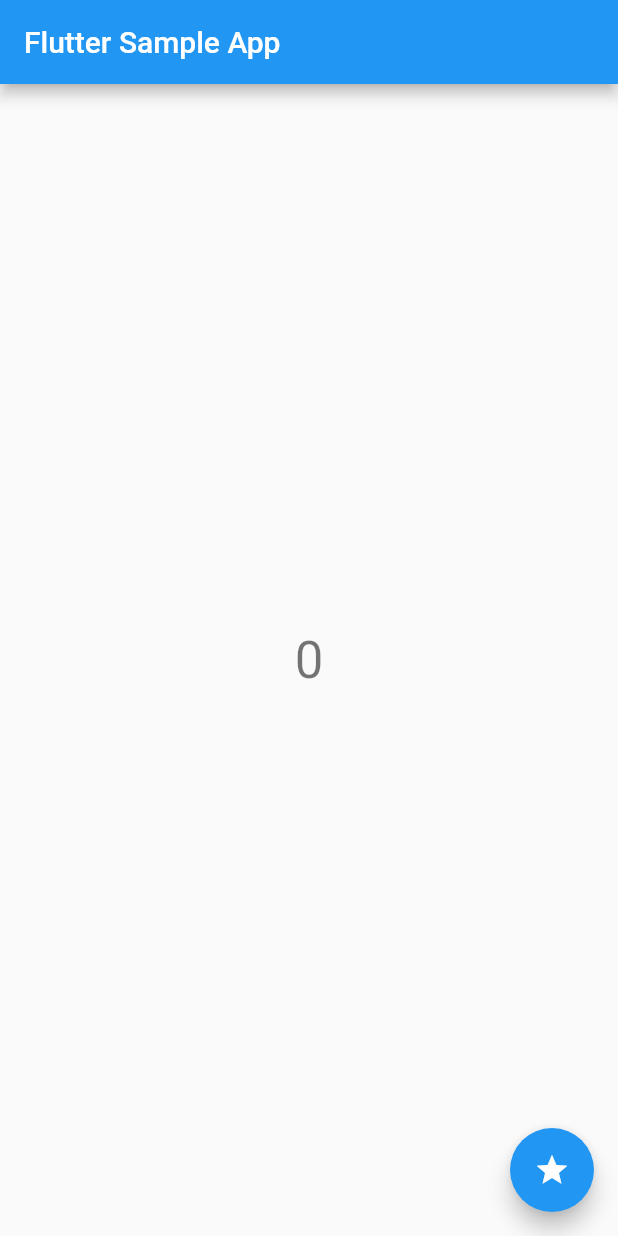
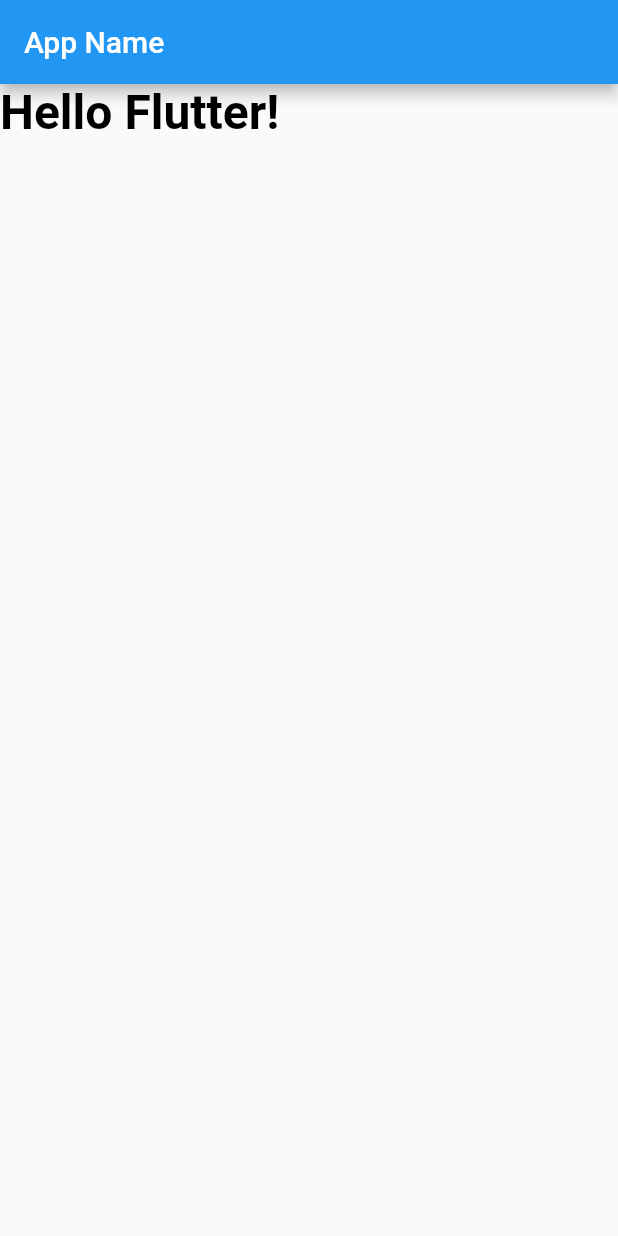
Before and after one commit to Chiharu-Hagihara/helloworld_flutter, a Flutter app: the screen it shows after launch, on a phone screen of 412 x 824 dp. Run offline on Flutter 3.47's test engine with Material 2 defaults, Android fonts, the phone set to English and light mode, and no system bars.

Commit message:
https://flutterstudio.app/ を使ってレイアウト

```diff
--- a/lib/main.dart
+++ b/lib/main.dart
@@ -1,62 +1,47 @@
 import 'package:flutter/material.dart';
 
-void main() => runApp(new MyApp());
+void main() {
+  runApp(new MyApp());
+}
+class MyApp extends StatelessWidget {
 
-class MyApp extends StatelessWidget {
   @override
   Widget build(BuildContext context) {
     return new MaterialApp(
-      title: 'Flutter Demo',
+      title: 'Generated App',
       theme: new ThemeData(
-        primarySwatch: Colors.blue
+        primarySwatch: Colors.blue,
+        primaryColor: const Color(0xFF2196f3),
+        accentColor: const Color(0xFF2196f3),
+        canvasColor: const Color(0xFFfafafa),
       ),
-      home: new MyHomePage(title: 'Flutter Sample App'),
+      home: new MyHomePage(),
     );
   }
 }
 
 class MyHomePage extends StatefulWidget {
-  MyHomePage({Key key, this.title}) : super(key: key);
-  final String title;
-
+  MyHomePage({Key key}) : super(key: key);
   @override
   _MyHomePageState createState() => new _MyHomePageState();
 }
 
 class _MyHomePageState extends State<MyHomePage> {
-  int _counter = 0;
-
-  void _incrementCounter() {
-    setState(() {
-      _counter++;
-    });
-  }
-
   @override
   Widget build(BuildContext context) {
-    return Scaffold(
-      appBar: AppBar(
-        title: Text(widget.title),
+    return new Scaffold(
+      appBar: new AppBar(
+        title: new Text('App Name'),
+      ),
+      body:
+      new Text(
+        "Hello Flutter!",
+        style: new TextStyle(fontSize:32.0,
+            color: const Color(0xFF000000),
+            fontWeight: FontWeight.w700,
+            fontFamily: "Roboto"),
       ),
 
-      body: Center(
-        child: Column(
-          mainAxisAlignment: MainAxisAlignment.center,
-
-          children: <Widget>[
-            Text(
-              '$_counter',
-              style: Theme.of(context).textTheme.display1,
-            )
-          ],
-        ),
-      ),
-
-      floatingActionButton: FloatingActionButton(
-        onPressed: _incrementCounter,
-        tooltip: 'set message.',
-        child: Icon(Icons.star),
-      ),
     );
   }
 }
```
